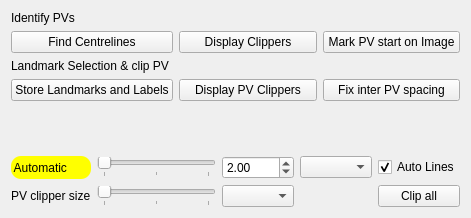
OpenHeartDevelopers/CemrgApp, file Version2.0/Plugins/kcl.cemrgapp.atrialfibres/src/internal/AtrialFibresClipperViewControls.ui: the form before one commit.
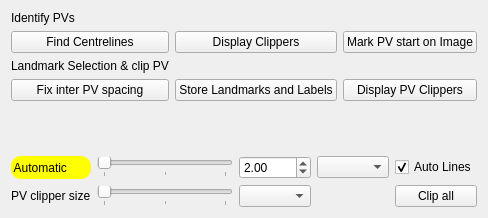
The form after the commit. Custom widgets are drawn as their Qt base class.

What changed in the file:
```diff
--- a/Version2.0/Plugins/kcl.cemrgapp.atrialfibres/src/internal/AtrialFibresClipperViewControls.ui
+++ b/Version2.0/Plugins/kcl.cemrgapp.atrialfibres/src/internal/AtrialFibresClipperViewControls.ui
@@ -16,62 +16,62 @@
   <layout class="QVBoxLayout" name="verticalLayout">
    <item>
     <layout class="QGridLayout" name="gridLayout">
-     <item row="3" column="1">
-      <widget class="QPushButton" name="button_auto2_clippers">
-       <property name="text">
-        <string>Display PV Clippers</string>
-       </property>
-      </widget>
-     </item>
-     <item row="1" column="0">
-      <widget class="QPushButton" name="button_man1_ctrlines">
-       <property name="text">
-        <string>Find Centrelines</string>
-       </property>
-      </widget>
-     </item>
-     <item row="1" column="1">
-      <widget class="QPushButton" name="button_man2_clippers">
-       <property name="text">
-        <string>Display Clippers</string>
-       </property>
-      </widget>
-     </item>
-     <item row="0" column="0">
+     <item row="0" column="1">
       <widget class="QLabel" name="label_man">
        <property name="text">
         <string>Identify PVs</string>
        </property>
       </widget>
      </item>
-     <item row="3" column="0">
+     <item row="2" column="1">
+      <widget class="QLabel" name="label_auto">
+       <property name="text">
+        <string>Landmark Selection &amp; clip PV</string>
+       </property>
+      </widget>
+     </item>
+     <item row="1" column="2">
+      <widget class="QPushButton" name="button_man2_clippers">
+       <property name="text">
+        <string>Display Clippers</string>
+       </property>
+      </widget>
+     </item>
+     <item row="1" column="3">
+      <widget class="QPushButton" name="button_man3_clipseg">
+       <property name="text">
+        <string>Mark PV start on Image</string>
+       </property>
+      </widget>
+     </item>
+     <item row="1" column="1">
+      <widget class="QPushButton" name="button_man1_ctrlines">
+       <property name="text">
+        <string>Find Centrelines</string>
+       </property>
+      </widget>
+     </item>
+     <item row="3" column="3">
+      <widget class="QPushButton" name="button_auto2_clippers">
+       <property name="text">
+        <string>Display PV Clippers</string>
+       </property>
+      </widget>
+     </item>
+     <item row="3" column="2">
       <widget class="QPushButton" name="button_auto1_savelabels">
        <property name="text">
         <string>Store Landmarks and Labels</string>
        </property>
       </widget>
      </item>
-     <item row="3" column="2">
+     <item row="3" column="1">
       <widget class="QPushButton" name="button_auto3_spacing">
        <property name="text">
         <string>Fix inter PV spacing</string>
        </property>
       </widget>
      </item>
-     <item row="1" column="2">
-      <widget class="QPushButton" name="button_man3_clipseg">
-       <property name="text">
-        <string>Mark PV start on Image</string>
-       </property>
-      </widget>
-     </item>
-     <item row="2" column="0">
-      <widget class="QLabel" name="label_auto">
-       <property name="text">
-        <string>Landmark Selection &amp; clip PV</string>
-       </property>
-      </widget>
-     </item>
     </layout>
    </item>
    <item>
```
